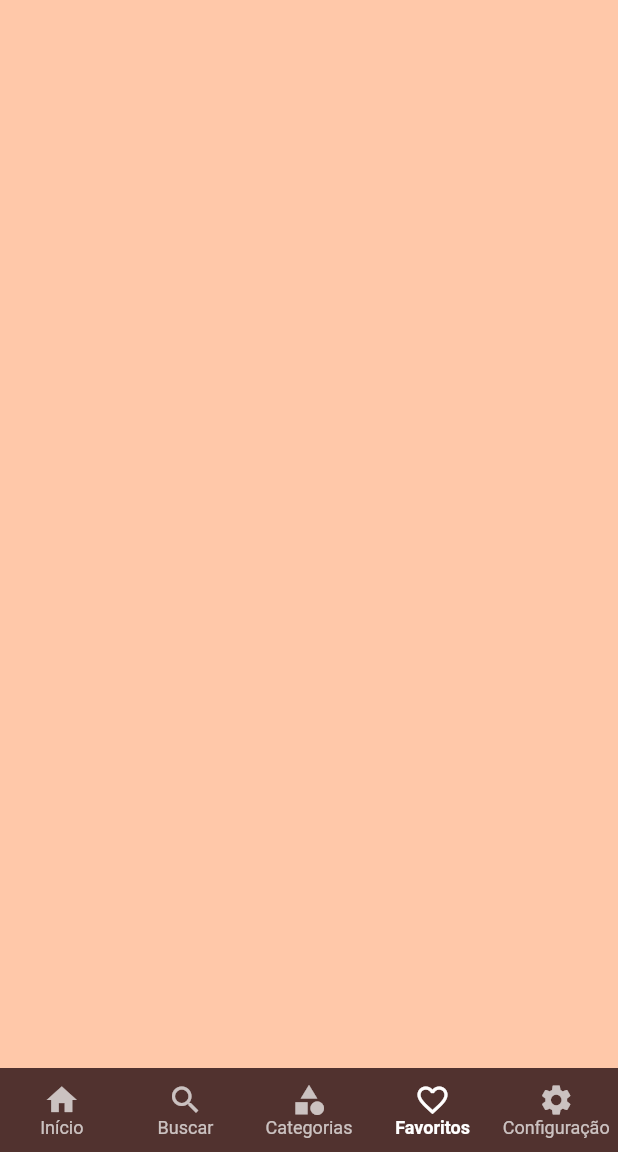
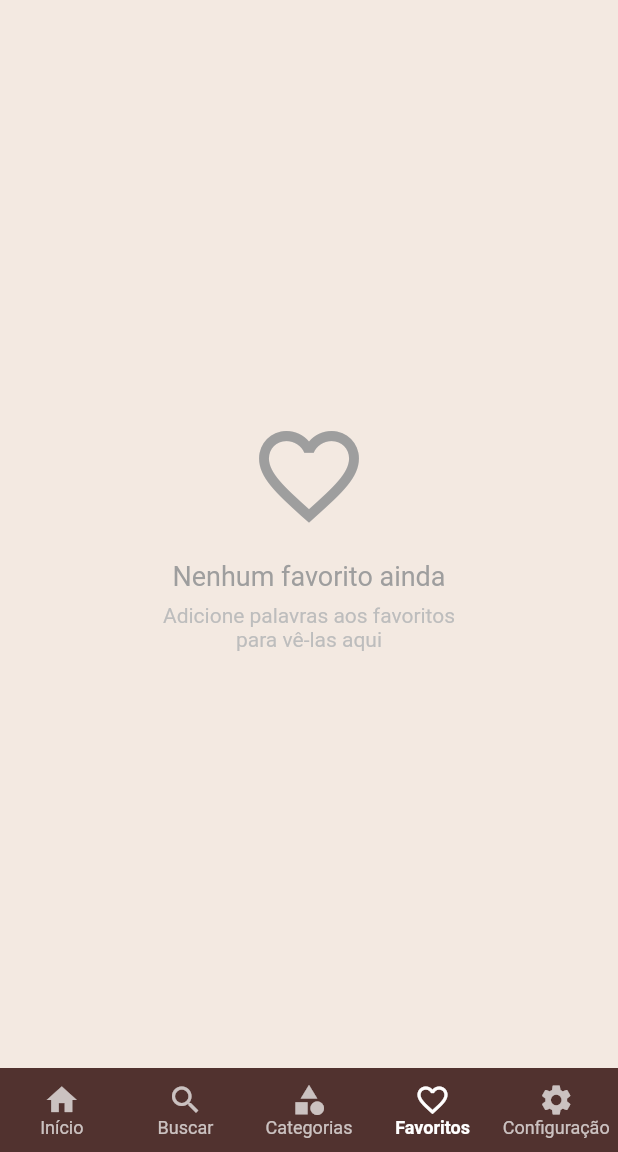
Before and after one commit to Danyel-silva-R/App_Dicionario, a Flutter app: the screen it shows after launch, item 4 of the bottom bar chosen, on a phone screen of 412 x 824 dp, the part 84-1236 px from its top. Run offline on Flutter 3.47's test engine with Material 3 defaults, Android fonts, the light colour scheme and no system bars; our stand-ins replace sqflite, sqflite_common_ffi; accounts and stored records are empty.

Commit message:
pagina de favoritos funcionando

```diff
--- a/lib/pagens/app_page.dart
+++ b/lib/pagens/app_page.dart
@@ -4,7 +4,7 @@ import 'buscar_page.dart';
 import 'favoritos_page.dart';
 import 'categorias_page.dart';
 import 'configuracoes_page.dart';
-import 'home_content_page.dart'; // <- nova página para a Home
+import 'home_content_page.dart';
 
 class AppPage extends StatefulWidget {
   const AppPage({super.key});
@@ -16,15 +16,26 @@ class AppPage extends StatefulWidget {
 class _HomePageState extends State<AppPage> {
   int _selectedIndex = 0;
 
-  final List<Widget> _pages = [
-    const HomeContentPage(), // <- nova tela de "Início"
-    const BuscarPage(showBackButton: false),
-    const CategoriasPage(showBackButton: false),
-    const FavoritosPage(showBackButton: false),
-    const ConfiguracoesPage(showBackButton: false),
-  ];
+  // Crie uma GlobalKey para a FavoritosPage
+  final GlobalKey<FavoritosPageState> _favoritesKey = GlobalKey();
+
+  late final List<Widget> _pages; // Mude para late final
 
   @override
+
+  void initState() {
+    super.initState();
+    // Inicialize a lista _pages no initState, usando a chave
+    _pages = [
+      const HomeContentPage(),
+      const BuscarPage(showBackButton: false),
+      const CategoriasPage(showBackButton: false),
+      // Atribua a chave à FavoritosPage
+      FavoritosPage(key: _favoritesKey, showBackButton: false),
+      const ConfiguracoesPage(showBackButton: false),
+    ];
+  }
+
   Widget build(BuildContext context) {
     return Scaffold(
       appBar: AppBar(
@@ -49,6 +60,9 @@ class _HomePageState extends State<AppPage> {
           setState(() {
             _selectedIndex = index;
           });
+          if (index == 3) {
+            _favoritesKey.currentState?.loadFavorites();
+          }
         },
         selectedItemColor: Colors.white,
         unselectedItemColor: Colors.white70,
--- a/lib/pagens/favoritos_page.dart
+++ b/lib/pagens/favoritos_page.dart
@@ -2,10 +2,30 @@ import 'package:dicionario_assurini/data/repositories/palavras_repository.dart';
 import 'package:flutter/material.dart';
 import 'palavra_page.dart';
 
-class FavoritosPage extends StatelessWidget {
+class FavoritosPage extends StatefulWidget {
+  final bool showBackButton;
+
   const FavoritosPage({super.key, this.showBackButton = true});
 
-  final bool showBackButton;
+  @override
+  State<FavoritosPage> createState() => FavoritosPageState();
+}
+
+class FavoritosPageState extends State<FavoritosPage> {
+  final _repo = PalavrasRepository();
+  late Future<List<Map<String, dynamic>>> _favoritesFuture;
+
+  @override
+  void initState() {
+    super.initState();
+    _favoritesFuture = _repo.getFavorites();
+  }
+
+  void loadFavorites() {
+    setState(() {
+      _favoritesFuture = _repo.getFavorites();
+    });
+  }
 
   List<Widget> _buildEmpty() => const [
       Icon(
@@ -28,11 +48,10 @@ class FavoritosPage extends StatelessWidget {
 
   @override
   Widget build(BuildContext context) {
-    final repo = PalavrasRepository();
-    return Scaffold( /*
+    return Scaffold(
       backgroundColor: const Color(0xFFF3E9E1),
-      body: FutureBuilder<List<String>>(
-        future: repo.getFavorites(),
+      body: FutureBuilder<List<Map<String, dynamic>>>(
+        future: _favoritesFuture,
         builder: (context, snapshot) {
           if (snapshot.connectionState == ConnectionState.waiting) {
             return const Center(child: CircularProgressIndicator());
@@ -56,15 +75,23 @@ class FavoritosPage extends StatelessWidget {
             padding: const EdgeInsets.all(16),
             itemCount: favoritos.length,
             itemBuilder: (context, index) {
+              final palavra = favoritos[index];
               return Container(
                 margin: const EdgeInsets.only(bottom: 12),
                 child: InkWell(
-                  onTap: () => Navigator.push(
+                  onTap: () async {
+                    await Navigator.push(
                       context,
                       MaterialPageRoute(
-                      builder: (_) => PalavraPage(palavra: favoritos[index]),
+                        builder: (_) => PalavraPage(
+                          id: palavra['id'],
+                          portugues: palavra['portugues'],
+                          assurini: palavra['assurini'],
                         ),
                       ),
+                    );
+                    loadFavorites();
+                  },
                   child: Container(
                     padding: const EdgeInsets.all(16),
                     decoration: BoxDecoration(
@@ -82,7 +109,7 @@ class FavoritosPage extends StatelessWidget {
                       children: [
                         Expanded(
                           child: Text(
-                            favoritos[index],
+                            palavra['portugues'],
                             style: const TextStyle(
                               fontSize: 16,
                               fontWeight: FontWeight.w500,
@@ -104,6 +131,6 @@ class FavoritosPage extends StatelessWidget {
           );
         },
       ),
-    */);
+    );
   }
 }
```
Also changed, not shown: lib/data/repositories/palavras_repository.dart (+11 -0 lines). Lines whose indentation alone changed are shown as unchanged.
